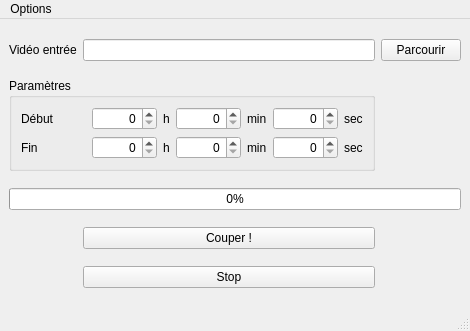
Before: the Qt Designer form MainWindow.ui in Maniform/VideoCutter, drawn with Qt 5.
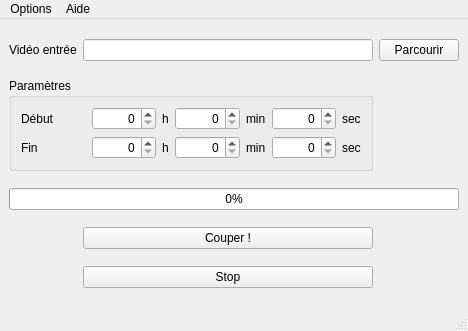
After: the same form once the commit is applied. Icons and pictures are not drawn.

What changed in the file:
```diff
--- a/MainWindow.ui
+++ b/MainWindow.ui
@@ -6,7 +6,7 @@
    <rect>
     <x>0</x>
     <y>0</y>
-    <width>470</width>
+    <width>468</width>
     <height>331</height>
    </rect>
   </property>
@@ -237,7 +237,7 @@
     <rect>
      <x>0</x>
      <y>0</y>
-     <width>470</width>
+     <width>468</width>
      <height>25</height>
     </rect>
    </property>
@@ -245,9 +245,16 @@
     <property name="title">
      <string>Options</string>
     </property>
+    <addaction name="actionSetFileSuffix"/>
+   </widget>
+   <widget class="QMenu" name="menuAide">
+    <property name="title">
+     <string>Aide</string>
+    </property>
     <addaction name="actionLog"/>
    </widget>
    <addaction name="menuOptions"/>
+   <addaction name="menuAide"/>
   </widget>
   <widget class="QStatusBar" name="statusbar"/>
   <action name="actionLog">
```
Left out of the diff: 30 changed lines with no effect on the pictures.
